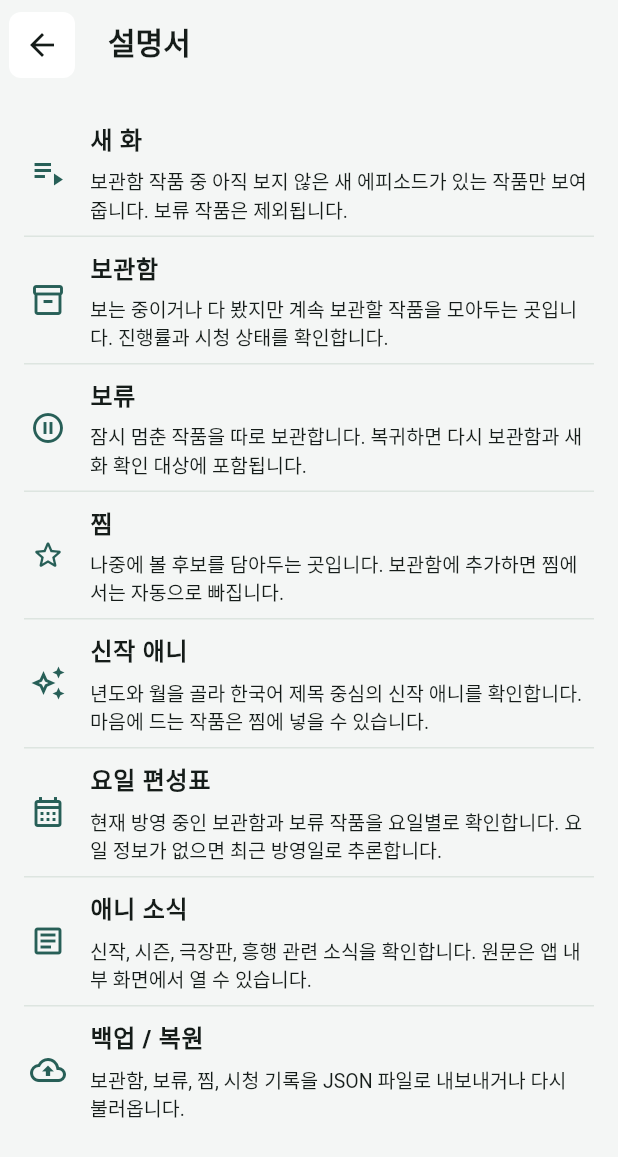
After one commit to YuJY9897/anime-checker, a Flutter app: the HelpScreen screen opened directly, on a phone screen of 412 x 824 dp. The commit adds this screen. Shown: the top 1157 px of the screen. Run offline on Flutter 3.47's test engine with Material 3 defaults, Android fonts, the phone set to English and light mode, and no system bars; our stand-ins replace file_picker, flutter_riverpod, share_plus, webview_flutter; network calls fail.

Commit message:
Refine settings menu and add feedback

```diff
--- a/anime_checker_flutter/lib/src/features/legal/legal_screen.dart
+++ b/anime_checker_flutter/lib/src/features/legal/legal_screen.dart
@@ -93,6 +93,7 @@ const privacyPolicyDocument = LegalDocument(
       body: [
         '애니 체크는 계정, 이름, 연락처, 위치, 사진, 마이크 정보를 수집하지 않습니다.',
         '앱 안에는 사용자가 저장한 보관함, 보류, 찜, 시청 기록, 메모, 백업 시간이 저장될 수 있습니다.',
+        '사용자가 피드백 보내기를 이용하면 메일 앱을 통해 이메일 주소와 작성한 내용이 개발자에게 전달될 수 있습니다.',
         '이 정보는 기본적으로 기기 내부 저장소와 사용자가 직접 내보낸 JSON 백업 파일에 저장됩니다.',
       ],
     ),
@@ -101,6 +102,7 @@ const privacyPolicyDocument = LegalDocument(
       body: [
         '검색, 신작 애니, 애니 소식, 포스터와 기사 이미지를 가져오기 위해 Cloudflare Worker 프록시와 외부 데이터 제공자에 요청을 보낼 수 있습니다.',
         'TMDB API 키는 앱에 저장하지 않고 서버 프록시에서만 사용합니다.',
+        '피드백 메일은 사용자가 직접 전송 버튼을 눌렀을 때만 메일 앱으로 작성됩니다.',
       ],
     ),
     LegalSection(
@@ -119,7 +121,7 @@ const privacyPolicyDocument = LegalDocument(
     ),
     LegalSection(
       title: '문의',
-      body: ['정식 배포 전 Play Console에 표시할 개발자 연락처와 개인정보 문의 이메일을 등록해야 합니다.'],
+      body: ['개인정보와 피드백 문의는 yujy9897@gmail.com 으로 보낼 수 있습니다.'],
     ),
   ],
 );
--- /dev/null
+++ b/anime_checker_flutter/lib/src/features/settings/help_screen.dart
@@ -0,0 +1,87 @@
+import 'package:flutter/material.dart';
+
+class HelpScreen extends StatelessWidget {
+  const HelpScreen({super.key});
+
+  @override
+  Widget build(BuildContext context) {
+    return Scaffold(
+      appBar: AppBar(title: const Text('설명서')),
+      body: ListView.separated(
+        padding: const EdgeInsets.fromLTRB(16, 12, 16, 24),
+        itemBuilder: (context, index) {
+          final item = _helpItems[index];
+          return ListTile(
+            contentPadding: const EdgeInsets.symmetric(horizontal: 4),
+            leading: Icon(item.icon),
+            title: Text(
+              item.title,
+              style: const TextStyle(fontWeight: FontWeight.w800),
+            ),
+            subtitle: Padding(
+              padding: const EdgeInsets.only(top: 6),
+              child: Text(item.body),
+            ),
+          );
+        },
+        separatorBuilder: (_, _) => const Divider(height: 1),
+        itemCount: _helpItems.length,
+      ),
+    );
+  }
+}
+
+class _HelpItem {
+  const _HelpItem({
+    required this.icon,
+    required this.title,
+    required this.body,
+  });
+
+  final IconData icon;
+  final String title;
+  final String body;
+}
+
+const _helpItems = [
+  _HelpItem(
+    icon: Icons.playlist_play_outlined,
+    title: '새 화',
+    body: '보관함 작품 중 아직 보지 않은 새 에피소드가 있는 작품만 보여줍니다. 보류 작품은 제외됩니다.',
+  ),
+  _HelpItem(
+    icon: Icons.inventory_2_outlined,
+    title: '보관함',
+    body: '보는 중이거나 다 봤지만 계속 보관할 작품을 모아두는 곳입니다. 진행률과 시청 상태를 확인합니다.',
+  ),
+  _HelpItem(
+    icon: Icons.pause_circle_outline,
+    title: '보류',
+    body: '잠시 멈춘 작품을 따로 보관합니다. 복귀하면 다시 보관함과 새 화 확인 대상에 포함됩니다.',
+  ),
+  _HelpItem(
+    icon: Icons.star_border_rounded,
+    title: '찜',
+    body: '나중에 볼 후보를 담아두는 곳입니다. 보관함에 추가하면 찜에서는 자동으로 빠집니다.',
+  ),
+  _HelpItem(
+    icon: Icons.auto_awesome_outlined,
+    title: '신작 애니',
+    body: '년도와 월을 골라 한국어 제목 중심의 신작 애니를 확인합니다. 마음에 드는 작품은 찜에 넣을 수 있습니다.',
+  ),
+  _HelpItem(
+    icon: Icons.calendar_month_outlined,
+    title: '요일 편성표',
+    body: '현재 방영 중인 보관함과 보류 작품을 요일별로 확인합니다. 요일 정보가 없으면 최근 방영일로 추론합니다.',
+  ),
+  _HelpItem(
+    icon: Icons.article_outlined,
+    title: '애니 소식',
+    body: '신작, 시즌, 극장판, 흥행 관련 소식을 확인합니다. 원문은 앱 내부 화면에서 열 수 있습니다.',
+  ),
+  _HelpItem(
+    icon: Icons.backup_outlined,
+    title: '백업 / 복원',
+    body: '보관함, 보류, 찜, 시청 기록을 JSON 파일로 내보내거나 다시 불러옵니다.',
+  ),
+];
--- a/anime_checker_flutter/pubspec.yaml
+++ b/anime_checker_flutter/pubspec.yaml
@@ -39,6 +39,7 @@ dependencies:
   share_plus: ^12.0.1
   webview_flutter: ^4.13.0
   cupertino_icons: ^1.0.8
+  url_launcher: ^6.3.2
 
 dev_dependencies:
   flutter_test:
```
Also changed, not shown: anime_checker_flutter/lib/src/features/settings/feedback_screen.dart (added, +81 -0 lines), anime_checker_flutter/lib/src/features/settings/settings_screen.dart (+16 -13 lines), anime_checker_flutter/lib/src/features/shell/shell_screen.dart (+42 -21 lines), anime_checker_flutter/pubspec.lock, 3 other files.
